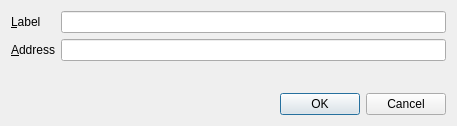
Above: src/qt/forms/editaddressdialog.ui from Leocoin-project/LEOcoin-Old before the change. Below: the same form after it.
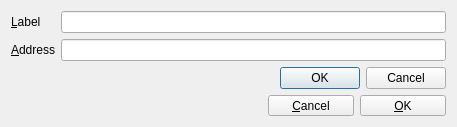
That is the form after the change.

```diff
--- a/src/qt/forms/editaddressdialog.ui
+++ b/src/qt/forms/editaddressdialog.ui
@@ -65,6 +65,49 @@
      </property>
     </widget>
    </item>
+   <item>
+    <layout class="QHBoxLayout" name="horizontalLayout">
+     <item>
+      <spacer name="horizontalSpacer">
+       <property name="orientation">
+        <enum>Qt::Horizontal</enum>
+       </property>
+       <property name="sizeHint" stdset="0">
+        <size>
+         <width>40</width>
+         <height>20</height>
+        </size>
+       </property>
+      </spacer>
+     </item>
+     <item>
+      <widget class="QToolButton" name="toolButton_2">
+       <property name="minimumSize">
+        <size>
+         <width>86</width>
+         <height>0</height>
+        </size>
+       </property>
+       <property name="text">
+        <string>&amp;Cancel</string>
+       </property>
+      </widget>
+     </item>
+     <item>
+      <widget class="QToolButton" name="toolButton">
+       <property name="minimumSize">
+        <size>
+         <width>86</width>
+         <height>0</height>
+        </size>
+       </property>
+       <property name="text">
+        <string>&amp;OK</string>
+       </property>
+      </widget>
+     </item>
+    </layout>
+   </item>
   </layout>
  </widget>
  <resources/>
```
